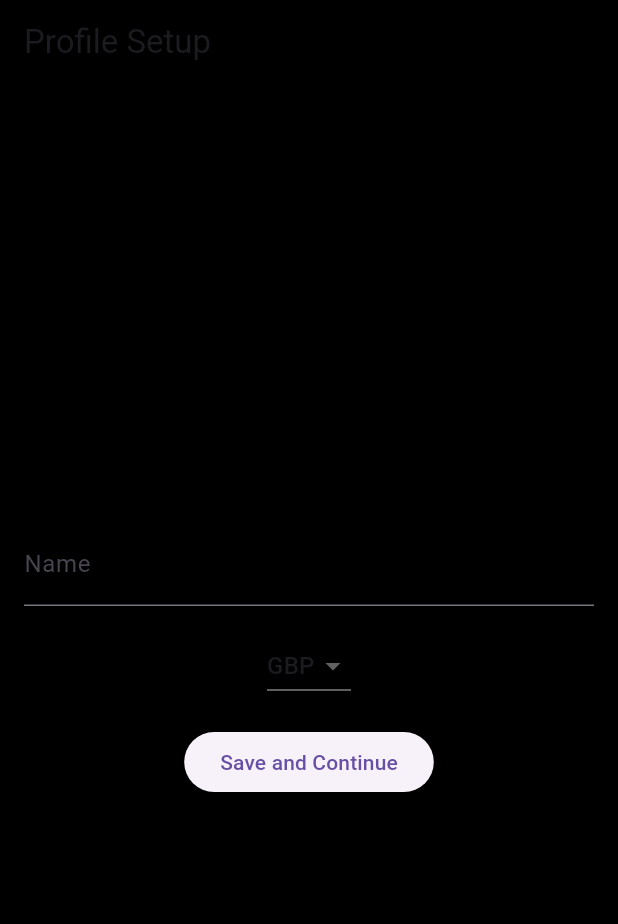
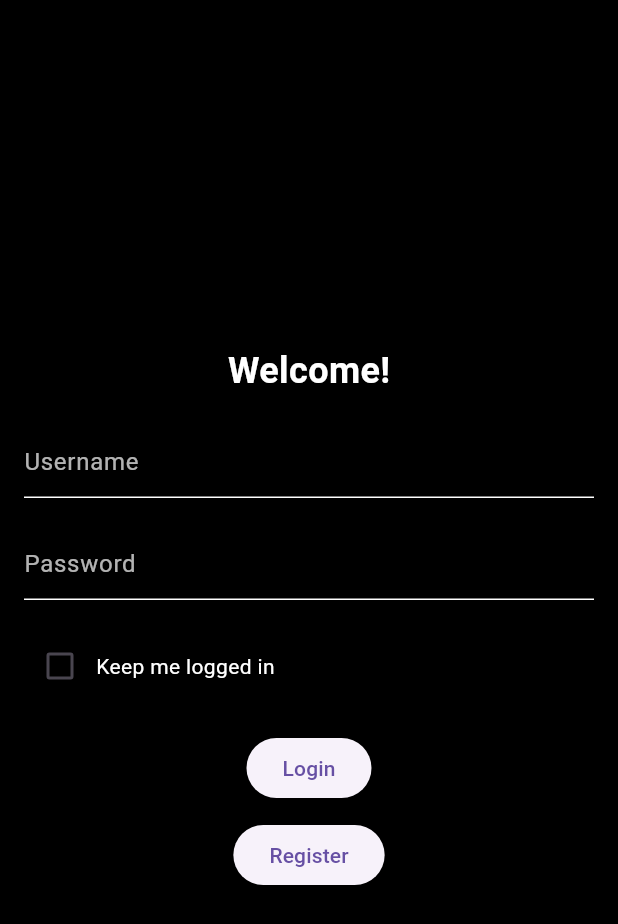
Before and after one commit to MWenerski/budgetapp, a Flutter app: the screen it shows after launch, on a phone screen of 412 x 824 dp. Shown: the top 924 px of the screen. Run offline on Flutter 3.47's test engine with Material 3 defaults, Android fonts, the phone set to English and light mode, and no system bars; our stand-ins replace shared_preferences.

Commit message:
Changes to structure ~ Removed excess files ~ Converted .dart files into widgets for convinience

```diff
--- a/lib/RecurringExpense.dart
+++ /dev/null
@@ -1 +0,0 @@
-// ignore_for_file: file_names
--- a/lib/RecurringIncome.dart
+++ /dev/null
@@ -1 +0,0 @@
-// ignore_for_file: file_names
--- a/lib/main.dart
+++ b/lib/main.dart
@@ -1,13 +1,14 @@
-import 'package:budgetapp/globals.dart';
+
 import 'package:flutter/material.dart';
 import 'package:shared_preferences/shared_preferences.dart';
-import 'home.dart';
-import 'package:firebase_core/firebase_core.dart';
-import 'package:firebase_auth/firebase_auth.dart';
-import 'firebase_options.dart';
+import 'buttons.dart';
+import 'globals.dart';
+
+
 
 
 void main() {
+
   runApp(MyApp());
 }
 
@@ -15,87 +16,224 @@ class MyApp extends StatelessWidget {
   @override
   Widget build(BuildContext context) {
     return MaterialApp(
-      home: FutureBuilder(
+     home: LoginWidget(),
+    );
+  }
+}
 
-        future: SharedPreferences.getInstance(),
-        builder: (context, AsyncSnapshot<SharedPreferences> snapshot) {
-          if (snapshot.connectionState == ConnectionState.done) {
-            SharedPreferences prefs = snapshot.data!;
-            bool firstLaunch = prefs.getBool('firstLaunch') ?? true;
+class LoginWidget extends StatefulWidget {
+  @override
+  _LoginWidgetState createState() => _LoginWidgetState();
+}
 
-            if (firstLaunch) {
+class _LoginWidgetState extends State<LoginWidget> {
+  final TextEditingController usernameController = TextEditingController();
+  final TextEditingController passwordController = TextEditingController();
+  bool keepLoggedIn = false;
 
-              return ProfileSetup();
-            } else {
+  _saveKeepLoggedInState(bool value) async {
+    SharedPreferences prefs = await SharedPreferences.getInstance();
+    prefs.setBool('keepLoggedIn', value);
+  }
 
-              String userName = prefs.getString('name') ?? 'Default Name';
+  void _login(BuildContext context) {
+    // Replace this with your actual authentication logic
+    // For now, navigate to the Home screen
+    Navigator.push(context, MaterialPageRoute(builder: (context) => Home()));
+  }
 
-              return Home(userName: userName);
-            }
-          }
-          return CircularProgressIndicator();
-        },
+  void _register(BuildContext context) {
+    // Replace this with your actual registration logic
+    // For now, show a popup notification
+    showDialog(
+      context: context,
+      builder: (BuildContext context) {
+        return AlertDialog(
+          title: Text('Registration Successful'),
+          content: Text('You have successfully registered!'),
+          actions: [
+            TextButton(
+              onPressed: () {
+                Navigator.of(context).pop();
+              },
+              child: Text('OK'),
+            ),
+          ],
+        );
+      },
+    );
+  }
+
+  @override
+  Widget build(BuildContext context) {
+    return Scaffold(
+      backgroundColor: Colors.black,
+      body: Center(
+        child: Padding(
+          padding: const EdgeInsets.all(16.0),
+          child: Column(
+            mainAxisAlignment: MainAxisAlignment.center,
+            children: [
+              Text(
+                'Welcome!',
+                style: TextStyle(
+                  color: Colors.white,
+                  fontSize: 24.0,
+                  fontWeight: FontWeight.bold,
+                ),
+              ),
+              SizedBox(height: 20.0),
+              TextField(
+                controller: usernameController,
+                decoration: InputDecoration(
+                  hintText: 'Username',
+                  hintStyle: TextStyle(color: Colors.white70),
+                  enabledBorder: UnderlineInputBorder(
+                    borderSide: BorderSide(color: Colors.white),
+                  ),
+                ),
+                style: TextStyle(color: Colors.white),
+              ),
+              SizedBox(height: 20.0),
+              TextField(
+                controller: passwordController,
+                decoration: InputDecoration(
+                  hintText: 'Password',
+                  hintStyle: TextStyle(color: Colors.white70),
+                  enabledBorder: UnderlineInputBorder(
+                    borderSide: BorderSide(color: Colors.white),
+                  ),
+                ),
+                style: TextStyle(color: Colors.white),
+                obscureText: true,
+              ),
+              SizedBox(height: 20.0),
+              Row(
+                children: [
+                  Checkbox(
+                    value: keepLoggedIn,
+                    onChanged: (value) {
+                      setState(() {
+                        keepLoggedIn = value!;
+                        _saveKeepLoggedInState(keepLoggedIn);
+                      });
+                    },
+                  ),
+                  Text(
+                    'Keep me logged in',
+                    style: TextStyle(color: Colors.white),
+                  ),
+                ],
+              ),
+              SizedBox(height: 20.0),
+              ElevatedButton(
+                onPressed: () => _login(context),
+                child: Text('Login'),
+              ),
+              SizedBox(height: 10.0),
+              ElevatedButton(
+                onPressed: () => _register(context),
+                child: Text('Register'),
+              ),
+            ],
+          ),
+        ),
+      ),
+    );
+  }
+}
+class Income extends StatelessWidget {
+  @override
+  Widget build(BuildContext context) {
+    return Scaffold(
+      appBar: AppBar(
+        title: Text('Income Page'),
+      ),
+      body: Center(
+        child: Text('This is the Income Page'),
       ),
     );
   }
 }
 
-// ignore: must_be_immutable
-class ProfileSetup extends StatelessWidget {
-  TextEditingController nameController = TextEditingController();
-  String selectedCurrency = 'GBP';
-
+class Expense extends StatelessWidget {
   @override
   Widget build(BuildContext context) {
     return Scaffold(
       appBar: AppBar(
-        backgroundColor: Colors.black,
-        title: Text('Profile Setup'),
+        title: Text('Expense Page'),
       ),
-      backgroundColor: Colors.black,
-      body: Padding(
-        padding: const EdgeInsets.all(16.0),
-        child: Column(
-          mainAxisAlignment: MainAxisAlignment.center,
+      body: Center(
+        child: Text('This is the Expense Page'),
+      ),
+    );
+  }
+}
+
+class Home extends StatelessWidget {
+  @override
+  Widget build(BuildContext context) {
+    return MaterialApp(
+      theme: ThemeData(
+        scaffoldBackgroundColor: Colors.black,
+      ),
+      home: Scaffold(
+        appBar: AppBar(
+          backgroundColor: Colors.transparent,
+        ),
+        body: Stack(
           children: [
-            TextField(
-              controller: nameController,
-              decoration: InputDecoration(labelText: 'Name'),
+            Positioned(
+              top: 16,
+              left: 16,
+              child: Container(
+                padding: EdgeInsets.all(16.0),
+                decoration: BoxDecoration(
+                  color: Color(0xFF283B41),
+                  borderRadius: BorderRadius.circular(9.0),
+                ),
+                child: Text(
+                  generateMessage(),
+                  style: TextStyle(color: Color.fromARGB(255, 255, 255, 255)),
+                ),
+              ),
             ),
-            SizedBox(height: 16),
-            DropdownButton<String>(
-              value: selectedCurrency,
-              onChanged: (String? value) {
-
-                if (value != null) {
-                  selectedCurrency = value;
-                }
-              },
-              items: ['GBP', 'USD', 'EUR', 'JPY', 'CAD', 'AUD']
-                  .map<DropdownMenuItem<String>>(
-                    (String value) => DropdownMenuItem<String>(
-                      value: value,
-                      child: Text(value),
-                    ),
-                  )
-                  .toList(),
+            Column(
+              mainAxisAlignment: MainAxisAlignment.end,
+              crossAxisAlignment: CrossAxisAlignment.center,
+              children: [
+                SizedBox(height: 36),
+                Row(
+                  mainAxisAlignment: MainAxisAlignment.spaceEvenly,
+                  children: [
+                    Buttons.expenseButton(context),
+                    Buttons.homeButton(context),
+                    Buttons.incomeButton(context),
+                  ],
+                ),
+              ],
             ),
-            SizedBox(height: 16),
-           ElevatedButton(
-  onPressed: () async {
-    SharedPreferences prefs = await SharedPreferences.getInstance();
-    prefs.setBool('firstLaunch', false);
-    prefs.setString('name', nameController.text);
-    prefs.setString('currency', selectedCurrency);
-    initializeUserGlobals(nameController.text, selectedCurrency);
-
-
-  },
-  child: Text('Save and Continue'),
-),
+            Positioned(
+              top: 0,
+              right: 0,
+              child: Buttons.profileButton(context, globalUserName),
+            ),
           ],
         ),
       ),
     );
   }
+
+  String generateMessage() {
+    DateTime now = DateTime.now();
+    int hour = now.hour;
+
+    if (hour < 12) {
+      return 'Good Morning, $globalUserName!';
+    } else if (hour < 17) {
+      return 'Good Afternoon, $globalUserName!';
+    } else {
+      return 'Good Evening, $globalUserName!';
+    }
+  }
 }
--- a/pubspec.yaml
+++ b/pubspec.yaml
@@ -14,8 +14,7 @@ dependencies:
   english_words: ^4.0.0
   provider: ^6.0.0
   shared_preferences: ^2.2.2
-  firebase_auth: ^4.17.2
-  firebase_core: ^2.25.2
+
 
 dev_dependencies:
   flutter_test:
```
Also changed, not shown: lib/Expense.dart (deleted, +0 -28 lines), lib/Income.dart (deleted, +0 -28 lines), lib/Profile.dart (+26 -6 lines), lib/buttons.dart (+3 -4 lines), lib/home.dart (deleted, +0 -75 lines), lib/firebase_options.dart (deleted), pubspec.lock, 2 other files.
